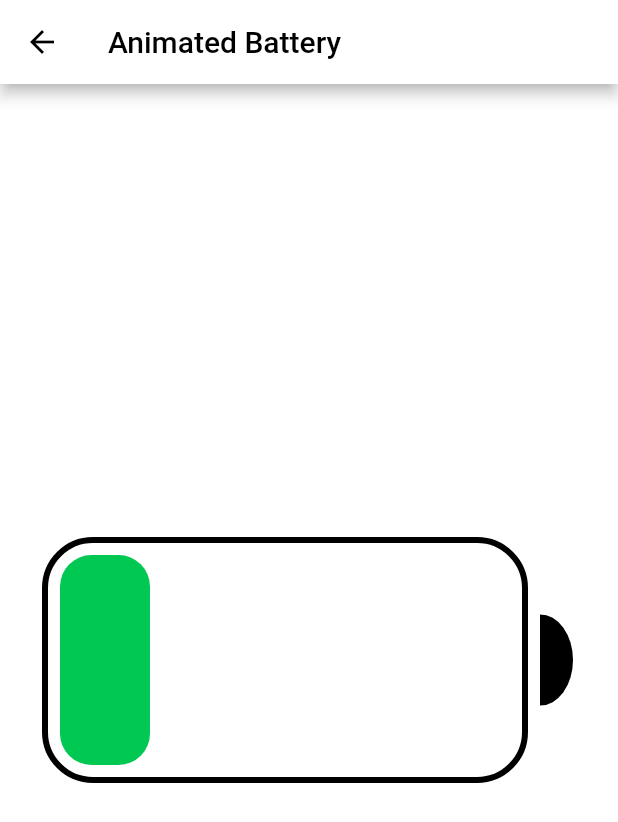
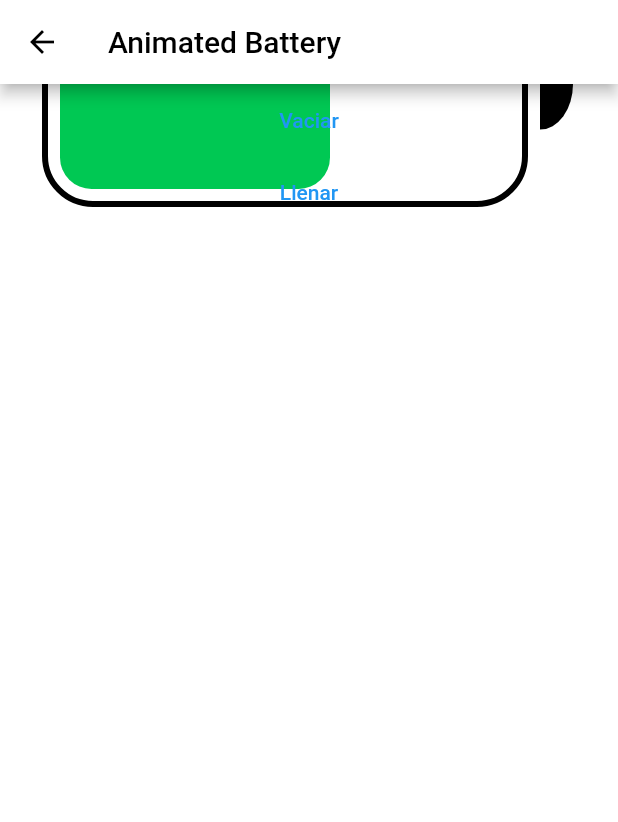
Before and after one commit to EduardoAyora/flutter-canvas-api, a Flutter app: the screen it shows after launch, after a tap on "Animated Battery", on a phone screen of 412 x 824 dp. Shown: the top 822 px of the screen. Run offline on Flutter 3.47's test engine with Material 2 defaults, Android fonts, the phone set to English and light mode, and no system bars.

Commit message:
Bateria con botones de llenar y vaciar

```diff
--- a/lib/battery/animated_battery.dart
+++ b/lib/battery/animated_battery.dart
@@ -26,48 +26,43 @@
 // OUT OF OR IN CONNECTION WITH THE SOFTWARE OR THE USE OR OTHER DEALINGS IN
 // THE SOFTWARE.
 
-
 import 'battery_painter.dart';
 import 'package:flutter/material.dart';
 
 class AnimatedBattery extends StatefulWidget {
-
   const AnimatedBattery({Key? key}) : super(key: key);
 
   @override
   _AnimatedBatteryState createState() => _AnimatedBatteryState();
 }
 
-class _AnimatedBatteryState extends State<AnimatedBattery>
-    with SingleTickerProviderStateMixin {
-  final duration = const Duration(seconds: 5);
-  late AnimationController _ctrl;
+class _AnimatedBatteryState extends State<AnimatedBattery> {
+  double value = 0.5;
 
-  @override
-  void initState() {
-    _ctrl = AnimationController(duration: duration, vsync: this)
-      ..addListener(() => setState(() {}))
-      ..forward()
-      ..addStatusListener((status) {
-        if (status == AnimationStatus.completed) {
-          _ctrl.reverse();
-        } else if (status == AnimationStatus.dismissed) {
-          _ctrl.forward();
-        }
-      });
-    super.initState();
+  void emptyBatery() {
+    setState(() {
+      value = 0;
+    });
+  }
+
+  void fillBatery() {
+    setState(() {
+      value = 1;
+    });
   }
 
   @override
   Widget build(BuildContext context) {
-    return CustomPaint(
-      painter: BatteryPainter(charge: _ctrl.value),
+    return Column(
+      mainAxisSize: MainAxisSize.min,
+      crossAxisAlignment: CrossAxisAlignment.stretch,
+      children: [
+        CustomPaint(
+          painter: BatteryPainter(charge: value),
+        ),
+        TextButton(onPressed: emptyBatery, child: Text('Vaciar')),
+        TextButton(onPressed: fillBatery, child: Text('Llenar')),
+      ],
     );
   }
-
-  @override
-  void dispose() {
-    _ctrl.dispose();
-    super.dispose();
-  }
 }
```
